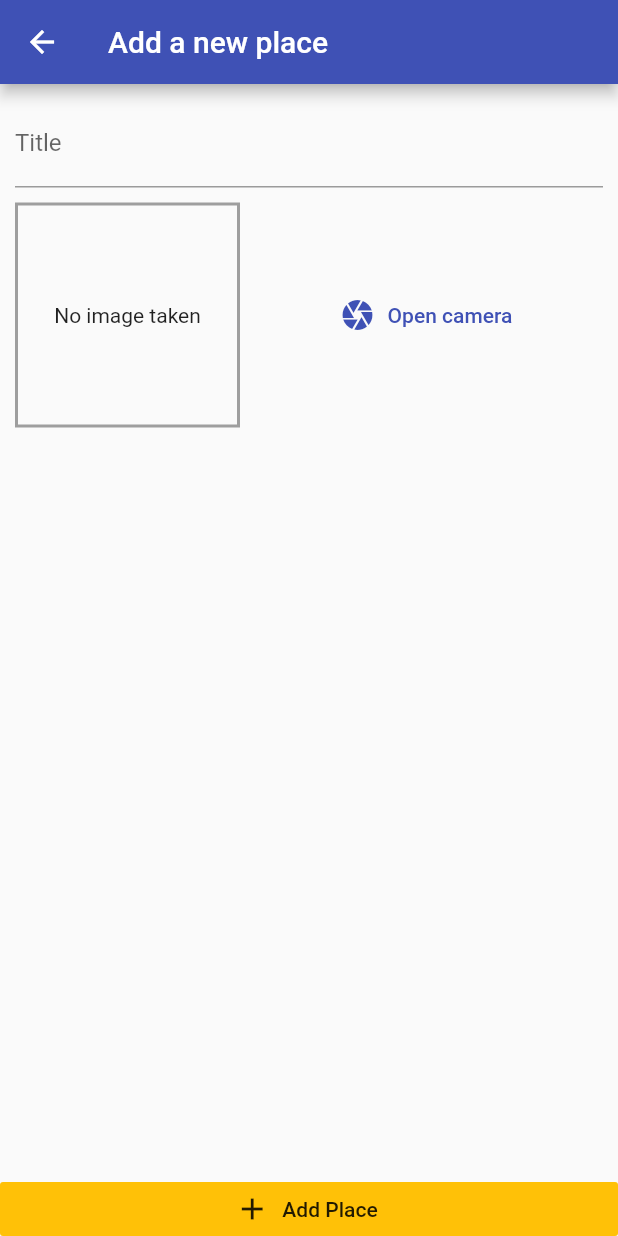
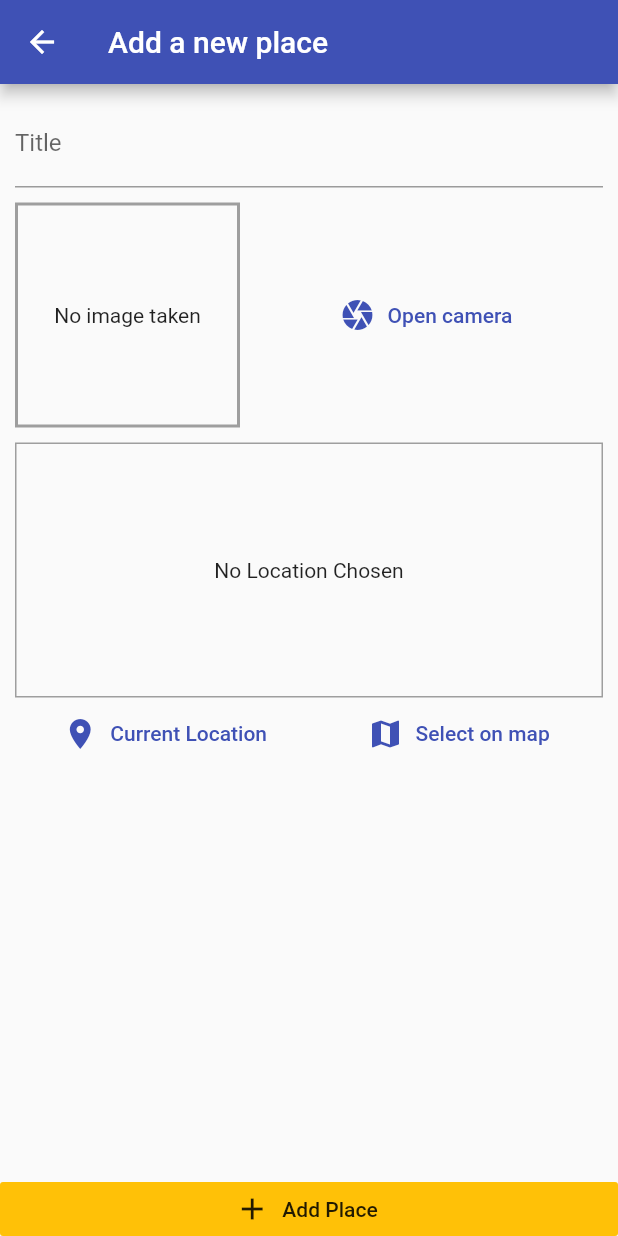
Before and after one commit to IsmailElShinnawy/places-app, a Flutter app: the AddPlaceScreen screen opened by its route, on a phone screen of 412 x 824 dp. Run offline on Flutter 3.47's test engine with Material 2 defaults, Android fonts, the phone set to English and light mode, and no system bars; our stand-ins replace flutter_dotenv, google_maps_flutter, image_picker, location, sqflite; accounts and stored records are empty.

Commit message:
added user location and location selection using google api and updating DB

```diff
--- a/lib/helpers/db_helper.dart
+++ b/lib/helpers/db_helper.dart
@@ -8,7 +8,7 @@ class DBHelper {
       path.join(dbPath, 'places.db'),
       onCreate: (db, version) {
         return db.execute(
-          'CREATE TABLE user_places(id TEXT PRIMARY KEY, title TEXT, image TEXT)',
+          'CREATE TABLE user_places(id TEXT PRIMARY KEY, title TEXT, image TEXT, location_latitude REAL, location_longitude REAL, address TEXT)',
         );
       },
       version: 1,
--- /dev/null
+++ b/lib/helpers/location_helper.dart
@@ -0,0 +1,21 @@
+import 'dart:convert';
+
+import 'package:flutter_dotenv/flutter_dotenv.dart';
+import 'package:http/http.dart' as http;
+
+class LocationHelper {
+  static String generateLocationPreviewImage(
+      {double latitude, double longitude}) {
+    return 'https://maps.googleapis.com/maps/api/staticmap?center=$latitude,$longitude&zoom=16&size=600x300&maptype=roadmap&markers=color:red%7Clabel:A%7C$latitude,$longitude&key=${dotenv.env['GOOGLE_API_KEY']}';
+  }
+
+  static Future<String> getLocationAddress(
+    double latitude,
+    double longitude,
+  ) async {
+    final url = Uri.parse(
+        'https://maps.googleapis.com/maps/api/geocode/json?latlng=$latitude,$longitude&key=${dotenv.env['GOOGLE_API_KEY']}');
+    final response = await http.get(url);
+    return json.decode(response.body)['results'][0]['formatted_address'];
+  }
+}
--- a/lib/main.dart
+++ b/lib/main.dart
@@ -1,11 +1,15 @@
 import 'package:flutter/material.dart';
 import 'package:provider/provider.dart';
+import 'package:flutter_dotenv/flutter_dotenv.dart';
 
 import './providers/great_places.dart';
 import './screens/places_list_sceen.dart';
 import './screens/add_place_screen.dart';
 
-void main() => runApp(MyApp());
+Future<void> main() async {
+  await dotenv.load(fileName: '.env');
+  runApp(MyApp());
+}
 
 class MyApp extends StatelessWidget {
   @override
--- a/lib/models/place.dart
+++ b/lib/models/place.dart
@@ -7,7 +7,7 @@ class PlaceLocation {
   final double longitude;
   final String address;
 
-  PlaceLocation({
+  const PlaceLocation({
     @required this.latitude,
     @required this.longitude,
     this.address,
--- a/lib/providers/great_places.dart
+++ b/lib/providers/great_places.dart
@@ -4,6 +4,7 @@ import 'package:flutter/foundation.dart';
 
 import '../models/place.dart';
 import '../helpers/db_helper.dart';
+import '../helpers/location_helper.dart';
 
 class GreatPlaces with ChangeNotifier {
   List<Place> _items = [];
@@ -12,12 +13,22 @@ class GreatPlaces with ChangeNotifier {
     return [..._items];
   }
 
-  void addPlace(String title, File image) {
+  Future<void> addPlace(
+      String title, File image, PlaceLocation location) async {
+    final address = await LocationHelper.getLocationAddress(
+        location.latitude, location.longitude);
+
+    final updatedLocation = PlaceLocation(
+      latitude: location.latitude,
+      longitude: location.longitude,
+      address: address,
+    );
+
     final newPlace = Place(
       id: DateTime.now().toString(),
       image: image,
       title: title,
-      location: null,
+      location: updatedLocation,
     );
     _items.add(newPlace);
     notifyListeners();
@@ -25,6 +36,9 @@ class GreatPlaces with ChangeNotifier {
       'id': newPlace.id,
       'title': newPlace.title,
       'image': newPlace.image.path,
+      'location_latitude': newPlace.location.latitude,
+      'location_longitude': newPlace.location.longitude,
+      'address': newPlace.location.address,
     });
   }
 
@@ -35,7 +49,11 @@ class GreatPlaces with ChangeNotifier {
           (item) => Place(
             id: item['id'],
             title: item['title'],
-            location: null,
+            location: PlaceLocation(
+              latitude: item['location_latitude'],
+              longitude: item['location_longitude'],
+              address: item['address'],
+            ),
             image: File(item['image']),
           ),
         )
--- a/lib/screens/add_place_screen.dart
+++ b/lib/screens/add_place_screen.dart
@@ -4,7 +4,9 @@ import 'package:flutter/material.dart';
 import 'package:provider/provider.dart';
 
 import '../widgets/image_input.dart';
+import '../widgets/location_input.dart';
 import '../providers/great_places.dart';
+import '../models/place.dart';
 
 class AddPlaceScreen extends StatefulWidget {
   static const routeName = '/add-place';
@@ -15,18 +17,29 @@ class AddPlaceScreen extends StatefulWidget {
 class _AddPlaceScreenState extends State<AddPlaceScreen> {
   final _titleController = TextEditingController();
   File _pickedImage;
+  PlaceLocation _pickedLocation;
 
   void _selectImage(File pickedImage) {
     _pickedImage = pickedImage;
   }
 
+  void _selectPlace(double latitude, double longitude) {
+    _pickedLocation = PlaceLocation(
+      latitude: latitude,
+      longitude: longitude,
+    );
+  }
+
   void _savePlace() {
-    if (_titleController.text.isEmpty || _pickedImage == null) {
+    if (_titleController.text.isEmpty ||
+        _pickedImage == null ||
+        _pickedLocation == null) {
       return;
     }
     Provider.of<GreatPlaces>(context, listen: false).addPlace(
       _titleController.text,
       _pickedImage,
+      _pickedLocation,
     );
     Navigator.pop(context);
   }
@@ -57,6 +70,10 @@ class _AddPlaceScreenState extends State<AddPlaceScreen> {
                       height: 10,
                     ),
                     ImageInput(_selectImage),
+                    SizedBox(
+                      height: 10,
+                    ),
+                    LocationInput(_selectPlace),
                   ],
                 ),
               ),
--- a/lib/screens/places_list_sceen.dart
+++ b/lib/screens/places_list_sceen.dart
@@ -22,8 +22,8 @@ class PlacesListScreen extends StatelessWidget {
       body: FutureBuilder(
         future: Provider.of<GreatPlaces>(context, listen: false)
             .fetchAndSetPlaces(),
-        builder: (child, dataSnapshot) =>
-            dataSnapshot.connectionState == ConnectionState.waiting
+        builder: (child, dataSnapshot) => dataSnapshot.connectionState ==
+                ConnectionState.waiting
             ? Center(
                 child: CircularProgressIndicator(),
               )
@@ -43,6 +43,8 @@ class PlacesListScreen extends StatelessWidget {
                                     FileImage(greatPlaces.items[idx].image),
                               ),
                               title: Text(greatPlaces.items[idx].title),
+                              subtitle:
+                                  Text(greatPlaces.items[idx].location.address),
                               onTap: () {
                                 // go to details page
                               },
--- /dev/null
+++ b/lib/widgets/location_input.dart
@@ -0,0 +1,103 @@
+import 'package:flutter/material.dart';
+import 'package:google_maps_flutter/google_maps_flutter.dart';
+import 'package:location/location.dart';
+
+import '../helpers/location_helper.dart';
+import '../screens/map_screen.dart';
+
+class LocationInput extends StatefulWidget {
+  final Function onSelectLocation;
+
+  LocationInput(this.onSelectLocation);
+
+  @override
+  _LocatoinInputState createState() => _LocatoinInputState();
+}
+
+class _LocatoinInputState extends State<LocationInput> {
+  String _previewImageUrl;
+
+  Future<void> _getCurrentUserLocation() async {
+    final locationData = await Location().getLocation();
+    final staticMapImageUrl = LocationHelper.generateLocationPreviewImage(
+      latitude: locationData.latitude,
+      longitude: locationData.longitude,
+    );
+
+    setState(() {
+      _previewImageUrl = staticMapImageUrl;
+    });
+
+    widget.onSelectLocation(locationData.latitude, locationData.longitude);
+  }
+
+  Future<void> _selectOnMap() async {
+    final LatLng selectedLocation = await Navigator.of(context).push(
+      MaterialPageRoute(
+        fullscreenDialog: true,
+        builder: (ctx) => MapScreen(
+          isSelecting: true,
+        ),
+      ),
+    );
+    if (selectedLocation == null) return;
+    final staticMapImageUrl = LocationHelper.generateLocationPreviewImage(
+      latitude: selectedLocation.latitude,
+      longitude: selectedLocation.longitude,
+    );
+    setState(() {
+      _previewImageUrl = staticMapImageUrl;
+    });
+
+    widget.onSelectLocation(
+      selectedLocation.latitude,
+      selectedLocation.longitude,
+    );
+  }
+
+  @override
+  Widget build(BuildContext context) {
+    return Column(
+      children: [
+        Container(
+          decoration: BoxDecoration(
+            border: Border.all(
+              color: Colors.grey,
+              width: 1,
+            ),
+          ),
+          height: 170,
+          width: double.infinity,
+          alignment: Alignment.center,
+          child: _previewImageUrl == null
+              ? Text(
+                  'No Location Chosen',
+                  textAlign: TextAlign.center,
+                )
+              : Image.network(
+                  _previewImageUrl,
+                  fit: BoxFit.cover,
+                  width: double.infinity,
+                ),
+        ),
+        Row(
+          mainAxisAlignment: MainAxisAlignment.spaceAround,
+          children: [
+            FlatButton.icon(
+              icon: Icon(Icons.location_on),
+              label: Text('Current Location'),
+              textColor: Theme.of(context).primaryColor,
+              onPressed: _getCurrentUserLocation,
+            ),
+            FlatButton.icon(
+              icon: Icon(Icons.map),
+              label: Text('Select on map'),
+              textColor: Theme.of(context).primaryColor,
+              onPressed: _selectOnMap,
+            ),
+          ],
+        )
+      ],
+    );
+  }
+}
```
Also changed, not shown: lib/screens/map_screen.dart (added, +68 -0 lines), pubspec.yaml (+6 -1 lines), pubspec.lock, 3 other files. Lines whose indentation alone changed are shown as unchanged.
